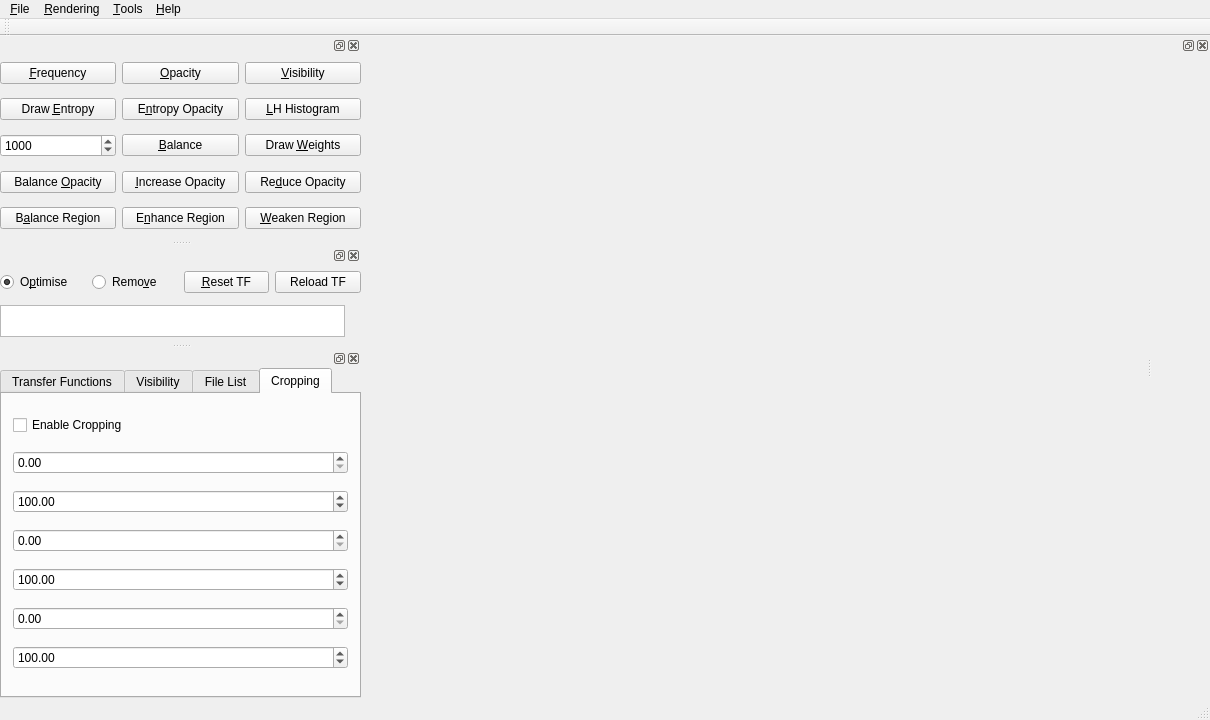
Qt form VolumeRenderer/mainwindow.ui (luosz/volume-visualiser) before a commit.
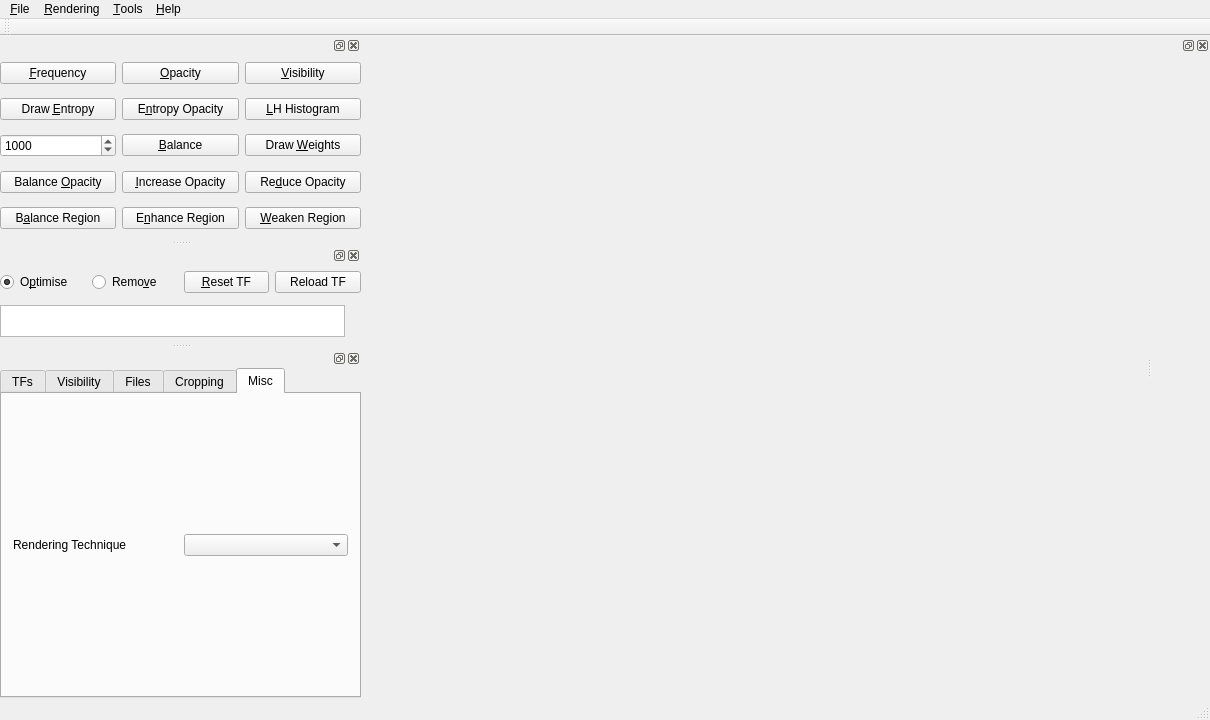
The same form after that commit.

```diff
--- a/VolumeRenderer/mainwindow.ui
+++ b/VolumeRenderer/mainwindow.ui
@@ -484,11 +484,11 @@
         </size>
        </property>
        <property name="currentIndex">
-        <number>3</number>
+        <number>4</number>
        </property>
        <widget class="QWidget" name="tab">
         <attribute name="title">
-         <string>Transfer Functions</string>
+         <string>TFs</string>
         </attribute>
         <layout class="QVBoxLayout" name="verticalLayout_5">
          <property name="leftMargin">
@@ -612,7 +612,7 @@
        </widget>
        <widget class="QWidget" name="tab_3">
         <attribute name="title">
-         <string>File List</string>
+         <string>Files</string>
         </attribute>
         <layout class="QHBoxLayout" name="horizontalLayout_13">
          <property name="leftMargin">
@@ -697,6 +697,23 @@
          </item>
         </layout>
        </widget>
+       <widget class="QWidget" name="tab_5">
+        <attribute name="title">
+         <string>Misc</string>
+        </attribute>
+        <layout class="QHBoxLayout" name="horizontalLayout_3">
+         <item>
+          <widget class="QLabel" name="label">
+           <property name="text">
+            <string>Rendering Technique</string>
+           </property>
+          </widget>
+         </item>
+         <item>
+          <widget class="QComboBox" name="comboBox"/>
+         </item>
+        </layout>
+       </widget>
       </widget>
      </item>
     </layout>
```
